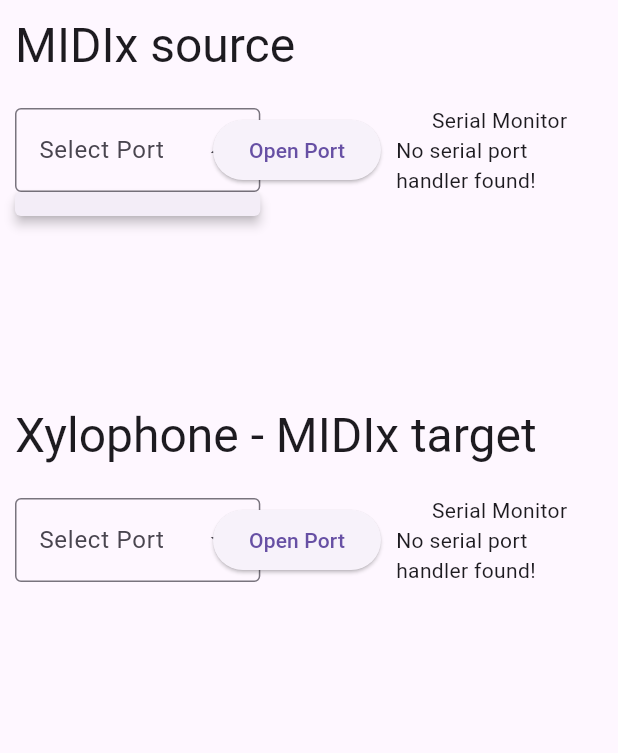
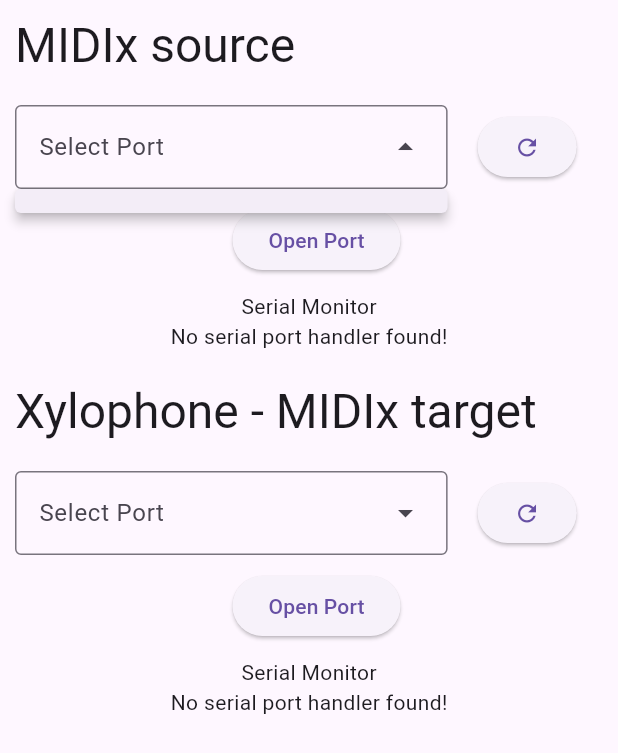
Before and after one commit to j-sikula/MIDI-Xylophone, a Flutter app: the screen it shows after launch, after a tap on the "arrow drop down" icon, on a phone screen of 412 x 824 dp. Shown: the top 753 px of the screen. Run offline on Flutter 3.47's test engine with Material 3 defaults, Android fonts, the light colour scheme and no system bars; our stand-ins replace file_picker; missing offline and left inert: flutter_libserialport, usb_serial.

Commit message:
Android version debugged (Layout for mobile, setting ports, sending data To target), also debugged for windows

```diff
--- a/midi_xylophone/lib/control/serial_port_handler_android.dart
+++ b/midi_xylophone/lib/control/serial_port_handler_android.dart
@@ -20,10 +20,12 @@ Future<List<String>> getAvailablePorts() async{
 }
 
 class SerialPortHandlerAndroid extends SerialPortHandler {
-  SerialPortHandlerAndroid(super.baudRate, super.portName);
+  SerialPortHandlerAndroid(super.baudRate, super.portName) : super(isCreatingSerialPort: false);
 
   UsbPort? usbPort;
   late StreamSubscription<Uint8List> _subscription;
+
+  /// Closes the serial port
 
   @override
   Future<bool> closePort() async {
@@ -74,6 +76,12 @@ class SerialPortHandlerAndroid extends SerialPortHandler {
     });
 
     log('Port opened successfully');
+    isPortOpen = true;
     return true;
   }
+
+  @override
+  void writeData(Uint8List data) {
+    usbPort!.write(data);
+  }
 }
--- a/midi_xylophone/lib/main.dart
+++ b/midi_xylophone/lib/main.dart
@@ -66,7 +66,6 @@ class ExampleAppState extends State<ExampleApp> {
             ),
             Container(
               alignment: Alignment.topLeft,
-              height: 200,
               child: SerialPortSelector(key: _serialPortMIDISourceKey),
             ),
             Container(
--- a/midi_xylophone/lib/serial_port_selector.dart
+++ b/midi_xylophone/lib/serial_port_selector.dart
@@ -7,7 +7,6 @@ import 'package:flutter_libserialport/flutter_libserialport.dart';
 import 'package:midi_xylophone/control/serial_port_handler.dart';
 import 'package:midi_xylophone/control/serial_port_handler_android.dart';
 import 'package:midi_xylophone/serial_monitor.dart';
-
 
 /// SerialPortSelector widget
 
@@ -37,19 +36,24 @@ class SerialPortSelectorState extends State<SerialPortSelector> {
     _getAvailablePorts();
   }
 
+  /// Gets the available ports
+  ///
+  /// If the platform Android, uses the getAvailablePorts function from the serial_port_handler_android.dart file
   void _getAvailablePorts() async {
-    _availablePorts = await getAvailablePorts();
+    List<String> availablePorts;
+    if (Platform.isAndroid) {
+      availablePorts = await getAvailablePorts();
+    } else {
+      availablePorts = SerialPort.availablePorts;
+    }
     setState(() {
-       if (Platform.isAndroid) {
-
-       } else {
-        _availablePorts = SerialPort.availablePorts;
-       }
-
+      _availablePorts = availablePorts;
     });
   }
 
   /// Callback function to open and close the selected port
+  ///
+  ///
   void openAndClosePort() async {
     if (_selectedPort != null) {
       if (serialPortHandler == null ||
@@ -100,7 +104,7 @@ class SerialPortSelectorState extends State<SerialPortSelector> {
       widget.keySerialPortMIDISource!.currentState!.serialPortHandler!
           .receivedBytes!
           .listen((Uint8List data) {
-        serialPortHandler!.serialPort!.write(data);
+        serialPortHandler!.writeData(data);
       });
 
       return true;
@@ -112,11 +116,16 @@ class SerialPortSelectorState extends State<SerialPortSelector> {
 
   @override
   Widget build(BuildContext context) {
-    return Row(
-      children: [
+    final screenSize = MediaQuery.of(context)
+        .size; // Used for chaaing the width of the dropdown menu; Column or Row
+    List<Widget> serialPortSelectorChildren = [
+      Row(children: [
         Container(
           margin: const EdgeInsets.all(10),
           child: DropdownMenu<String>(
+            width: screenSize.width < 500
+                ? screenSize.width * 0.7 // For smaller screens
+                : null,
             enabled: !isPortOpen,
             initialSelection: _selectedPort,
             label: const Text('Select Port'),
@@ -136,6 +145,16 @@ class SerialPortSelectorState extends State<SerialPortSelector> {
           ),
         ),
         Container(
+          margin: const EdgeInsets.all(10),
+          child: ElevatedButton(
+            onPressed: () {
+              _getAvailablePorts(); // Refreshes the available ports
+            },
+            child: const Icon(Icons.refresh),
+          ),
+        ),
+      ]),
+      Container(
         margin: const EdgeInsets.only(left: 10),
         child: ElevatedButton(
           onPressed: () {
@@ -145,14 +164,29 @@ class SerialPortSelectorState extends State<SerialPortSelector> {
           child: Text(openCloseBtnLabel),
         ),
       ),
-        Expanded(
+      Platform.isAndroid
+          ? Container(
+              margin: const EdgeInsets.all(10),
+              child: SerialMonitor(
+                  key: _serialMonitorKey, serialPortHandler: serialPortHandler),
+            )
+          : Expanded(
               child: Container(
                 margin: const EdgeInsets.all(10),
                 child: SerialMonitor(
-                key: _serialMonitorKey, serialPortHandler: serialPortHandler),
+                    key: _serialMonitorKey,
+                    serialPortHandler: serialPortHandler),
               ),
-        ),
-      ],
+            )
+    ];
+    if (screenSize.width < 500) {
+      return Column(
+        children: serialPortSelectorChildren,
+      );
+    } else {
+      return Row(
+        children: serialPortSelectorChildren,
       );
     }
   }
+}
```
Also changed, not shown: midi_xylophone/lib/control/serial_port_handler.dart (+16 -5 lines), 1 other file. Lines whose indentation alone changed are shown as unchanged.
